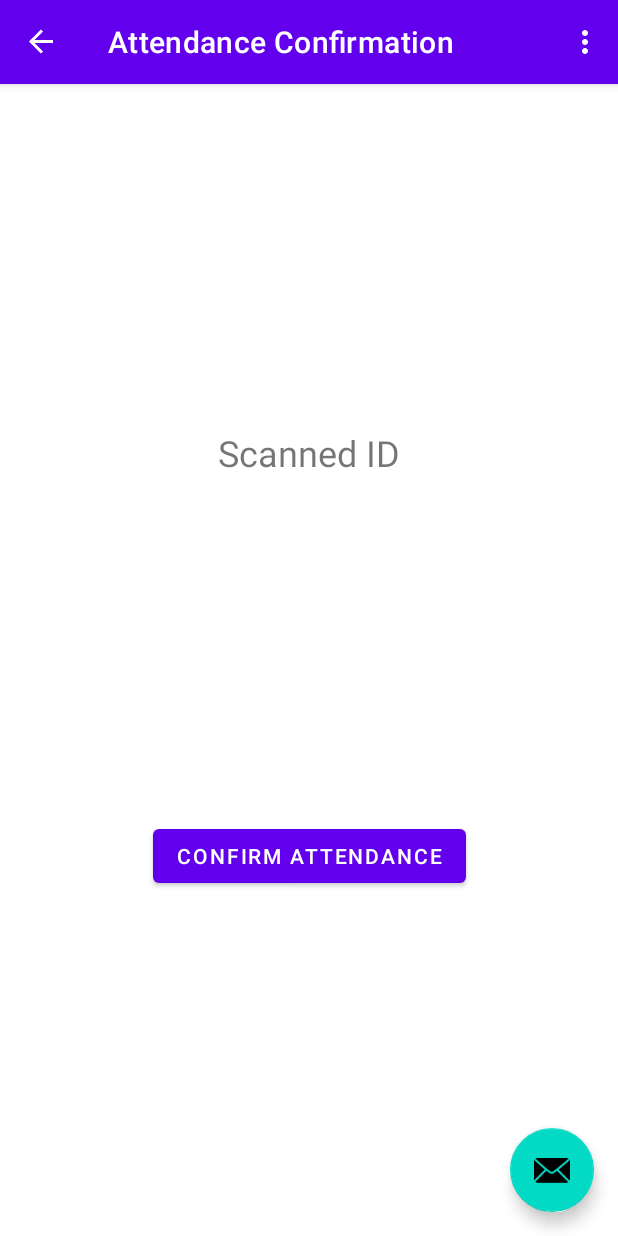
After one commit to mario-r99/hackathon-2022, an Android app: the ThirdFragment screen opened through its navigation route, on a phone screen of 412 x 824 dp. The commit adds this screen. Run offline under Robolectric (Android 15) with nearby library versions, the phone set to English and light mode, and no system bars; our stand-ins replace navigation-ui.

Commit message:
Add confirmation screen

```diff
--- a/scanner/app/src/main/java/com/hackathon2022/scanner/SecondFragment.kt
+++ b/scanner/app/src/main/java/com/hackathon2022/scanner/SecondFragment.kt
@@ -22,6 +22,8 @@ import com.hackathon2022.scanner.databinding.FragmentSecondBinding
 import java.io.IOException
 import android.Manifest
 import android.os.Looper
+import androidx.core.text.isDigitsOnly
+import androidx.navigation.findNavController
 
 /**
  * A simple [Fragment] subclass as the second destination in the navigation.
@@ -33,6 +35,7 @@ class SecondFragment : Fragment() {
     private lateinit var cameraSource: CameraSource
     private lateinit var barcodeDetector: BarcodeDetector
     private var scannedValue = ""
+    private var qr_detected = false
 
     // This property is only valid between onCreateView and
     // onDestroyView.
@@ -49,6 +52,7 @@ class SecondFragment : Fragment() {
 
     override fun onViewCreated(view: View, savedInstanceState: Bundle?) {
         super.onViewCreated(view, savedInstanceState)
+        qr_detected = false
 
         val requestPermissionLauncher =
             registerForActivityResult(
@@ -83,6 +87,7 @@ class SecondFragment : Fragment() {
 
     override fun onDestroyView() {
         super.onDestroyView()
+        if (this::cameraSource.isInitialized) cameraSource.stop()
         _binding = null
     }
 
@@ -135,9 +140,19 @@ class SecondFragment : Fragment() {
                 if (barcodes.size() == 1) {
                     scannedValue = barcodes.valueAt(0).rawValue
 
-                    activity?.runOnUiThread {
-                        cameraSource.stop()
-                        Toast.makeText(activity, "value- $scannedValue", Toast.LENGTH_SHORT).show()
+                    if (scannedValue.isDigitsOnly() && scannedValue.length == 6) {
+                        if (!qr_detected) {
+                            qr_detected = true
+                            activity?.runOnUiThread {
+                                cameraSource.stop()
+                                findNavController().navigate(R.id.action_SecondFragment_to_ThirdFragment)
+                            }
+                        }
+                    }
+                    else {
+                        activity?.runOnUiThread {
+                            Toast.makeText(context, "Invalid data format", Toast.LENGTH_SHORT).show()
+                        }
                     }
                 }
             }
--- /dev/null
+++ b/scanner/app/src/main/java/com/hackathon2022/scanner/ThirdFragment.kt
@@ -0,0 +1,39 @@
+package com.hackathon2022.scanner
+
+import android.os.Bundle
+import androidx.fragment.app.Fragment
+import android.view.LayoutInflater
+import android.view.View
+import android.view.ViewGroup
+import com.hackathon2022.scanner.databinding.FragmentThirdBinding
+
+/**
+ * A simple [Fragment] subclass as the third destination in the navigation.
+ */
+class ThirdFragment : Fragment() {
+
+    private var _binding: FragmentThirdBinding? = null
+
+    // This property is only valid between onCreateView and
+    // onDestroyView.
+    private val binding get() = _binding!!
+
+    override fun onCreateView(
+        inflater: LayoutInflater, container: ViewGroup?,
+        savedInstanceState: Bundle?
+    ): View? {
+        // Inflate the layout for this fragment
+        _binding = FragmentThirdBinding.inflate(inflater, container, false)
+        return binding.root
+    }
+
+    override fun onViewCreated(view: View, savedInstanceState: Bundle?) {
+        super.onViewCreated(view, savedInstanceState)
+
+    }
+
+    override fun onDestroyView() {
+        super.onDestroyView()
+        _binding = null
+    }
+}
--- /dev/null
+++ b/scanner/app/src/main/res/layout/fragment_third.xml
@@ -0,0 +1,39 @@
+<?xml version="1.0" encoding="utf-8"?>
+<androidx.constraintlayout.widget.ConstraintLayout xmlns:android="http://schemas.android.com/apk/res/android"
+    xmlns:app="http://schemas.android.com/apk/res-auto"
+    xmlns:tools="http://schemas.android.com/tools"
+    android:layout_width="match_parent"
+    android:layout_height="match_parent"
+    tools:context=".ThirdFragment">
+
+    <TextView
+        android:id="@+id/textview_title"
+        android:layout_width="wrap_content"
+        android:layout_height="wrap_content"
+        android:text="@string/qr_title"
+        android:textSize="24sp"
+        app:layout_constraintBottom_toTopOf="@id/button_first"
+        app:layout_constraintEnd_toEndOf="parent"
+        app:layout_constraintStart_toStartOf="parent"
+        app:layout_constraintTop_toTopOf="parent" />
+
+    <TextView
+        android:id="@+id/textview_description"
+        android:layout_width="wrap_content"
+        android:layout_height="wrap_content"
+        android:layout_marginTop="16dp"
+        android:textSize="24sp"
+        app:layout_constraintEnd_toEndOf="parent"
+        app:layout_constraintStart_toStartOf="parent"
+        app:layout_constraintTop_toBottomOf="@+id/textview_title" />
+
+    <Button
+        android:id="@+id/button_first"
+        android:layout_width="wrap_content"
+        android:layout_height="wrap_content"
+        android:text="@string/send"
+        app:layout_constraintBottom_toBottomOf="parent"
+        app:layout_constraintEnd_toEndOf="parent"
+        app:layout_constraintStart_toStartOf="parent"
+        app:layout_constraintTop_toBottomOf="@id/textview_title" />
+</androidx.constraintlayout.widget.ConstraintLayout>
--- a/scanner/app/src/main/res/navigation/nav_graph.xml
+++ b/scanner/app/src/main/res/navigation/nav_graph.xml
@@ -24,5 +24,18 @@
         <action
             android:id="@+id/action_SecondFragment_to_FirstFragment"
             app:destination="@id/FirstFragment" />
+        <action
+            android:id="@+id/action_SecondFragment_to_ThirdFragment"
+            app:destination="@id/ThirdFragment" />
+    </fragment>
+    <fragment
+        android:id="@+id/ThirdFragment"
+        android:name="com.hackathon2022.scanner.ThirdFragment"
+        android:label="@string/third_fragment_label"
+        tools:layout="@layout/fragment_third">
+
+        <action
+            android:id="@+id/action_ThirdFragment_to_FirstFragment"
+            app:destination="@id/FirstFragment" />
     </fragment>
 </navigation>
--- a/scanner/app/src/main/res/values/strings.xml
+++ b/scanner/app/src/main/res/values/strings.xml
@@ -1,12 +1,15 @@
 <resources>
     <string name="app_name">Proof of Presence</string>
     <string name="action_settings">Settings</string>
-    <!-- Strings used for fragments for navigation -->
+
     <string name="first_fragment_label">Proof of Presence</string>
+    <string name="next">Scan</string>
+
     <string name="second_fragment_label">QR Code Scanner</string>
-    <string name="next">Scan</string>
-    <string name="previous">Previous</string>
-
     <string name="title">Hackathon 2022</string>
     <string name="description">QR Code Scanner</string>
+
+    <string name="third_fragment_label">Attendance Confirmation</string>
+    <string name="qr_title">Scanned ID</string>
+    <string name="send">Confirm Attendance</string>
 </resources>
```
